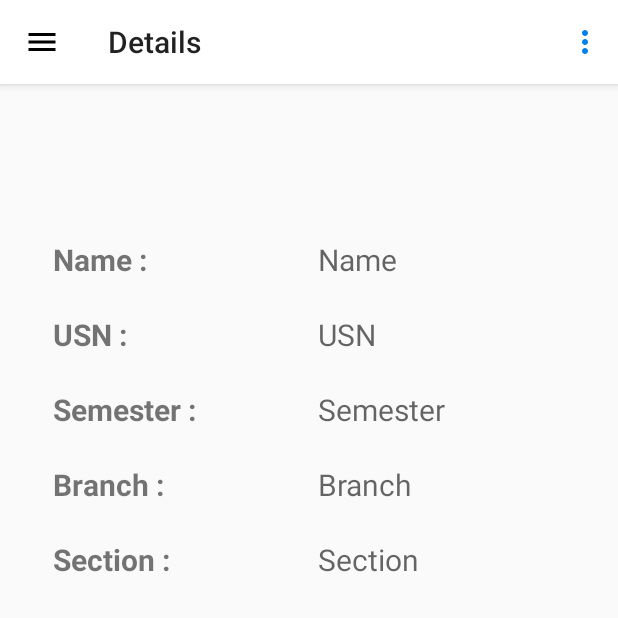
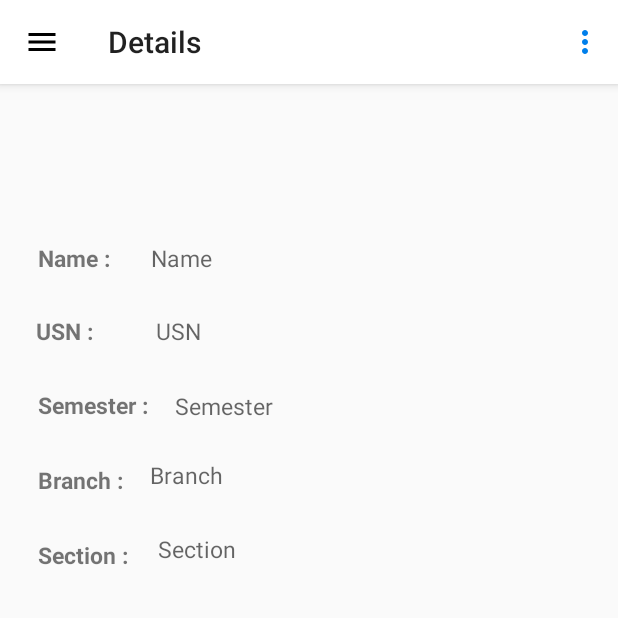
Before and after one commit to akashghanate/Campus-Notification, an Android app: the fragment details_student placed in its activity, on a phone screen of 412 x 824 dp, the top half of it. Run offline under Robolectric (Android 15) with nearby library versions, the phone set to English and light mode, and no system bars; 1 statement that could not run was skipped.

Commit message:
all UI part done

```diff
--- a/app/build.gradle
+++ b/app/build.gradle
@@ -29,5 +29,4 @@ dependencies {
     implementation 'com.android.support:design:28.0.0-rc01'
     implementation 'org.jetbrains:annotations-java5:15.0'
     implementation 'com.android.support:recyclerview-v7:28.0.0-rc01'
-    implementation 'com.google.firebase:firebase-messaging:17.0.0'
 }
--- a/app/src/main/res/layout/circular_single_cardview.xml
+++ b/app/src/main/res/layout/circular_single_cardview.xml
@@ -14,7 +14,7 @@
         app:layout_constraintEnd_toEndOf="parent"
         app:layout_constraintStart_toStartOf="parent"
         app:layout_constraintTop_toTopOf="parent"
-        android:background="#a9a9a9" />
+        android:background="@color/lightblue" />
 
     <ImageView
         android:id="@+id/imageView3"
--- a/app/src/main/res/layout/fragment_details_student.xml
+++ b/app/src/main/res/layout/fragment_details_student.xml
@@ -11,22 +11,24 @@
         android:layout_height="wrap_content"
         android:layout_alignParentStart="true"
         android:layout_alignParentTop="true"
-        android:layout_marginStart="35dp"
-        android:textStyle="bold"
-        android:textSize="20sp"
-        android:layout_marginTop="103dp"
-        android:text="Name : " />
+        android:layout_marginStart="25dp"
+        android:layout_marginTop="105dp"
+        android:text="Name : "
+        android:textSize="15sp"
+        android:textStyle="bold" />
 
     <TextView
         android:id="@+id/tvlabelusn"
         android:layout_width="wrap_content"
         android:layout_height="wrap_content"
+        android:layout_alignParentStart="true"
         android:layout_alignParentTop="true"
-        android:layout_marginTop="153dp"
+        android:layout_marginStart="24dp"
         android:layout_marginLeft="35dp"
-        android:textStyle="bold"
-        android:textSize="20sp"
-        android:text="USN : " />
+        android:layout_marginTop="154dp"
+        android:text="USN : "
+        android:textSize="15sp"
+        android:textStyle="bold" />
 
     <TextView
         android:id="@+id/tvlabelsemester"
@@ -36,7 +38,7 @@
         android:layout_alignParentTop="true"
         android:layout_marginTop="203dp"
         android:textStyle="bold"
-        android:textSize="20sp"
+        android:textSize="15sp"
         android:text="Semester : " />
 
     <TextView
@@ -47,7 +49,7 @@
         android:layout_alignParentTop="true"
         android:layout_marginTop="253dp"
         android:textStyle="bold"
-        android:textSize="20sp"
+        android:textSize="15sp"
         android:text="Branch : " />
 
 
@@ -59,21 +61,23 @@
         android:layout_alignParentTop="true"
         android:layout_marginTop="303dp"
         android:textStyle="bold"
-        android:textSize="20sp"
+        android:textSize="15sp"
         android:text="Section : " />
 
     <TextView
         android:id="@+id/etnamestudent"
-        android:layout_width="190dp"
+        android:layout_width="239dp"
         android:layout_height="wrap_content"
         android:layout_alignParentTop="true"
         android:layout_alignParentEnd="true"
-        android:layout_marginTop="103dp"
-        android:layout_marginEnd="10dp"
+        android:layout_marginStart="23dp"
+        android:layout_marginTop="105dp"
+        android:layout_marginEnd="61dp"
+        android:layout_toEndOf="@+id/tvlabelname"
         android:ems="10"
-        android:textSize="20sp"
+        android:hint="Name"
         android:inputType="textPersonName"
-        android:hint="Name" />
+        android:textSize="15sp" />
 
     <TextView
         android:id="@+id/etusnstudent"
@@ -81,39 +85,45 @@
         android:layout_height="40dp"
         android:layout_alignParentTop="true"
         android:layout_alignParentEnd="true"
-        android:textSize="20sp"
-        android:layout_marginTop="153dp"
-        android:layout_marginEnd="10dp"
+        android:layout_marginStart="38dp"
+        android:layout_marginTop="154dp"
+        android:layout_marginEnd="107dp"
+        android:layout_toEndOf="@+id/tvlabelusn"
         android:ems="10"
+        android:hint="USN"
         android:inputType="textPersonName"
-        android:hint="USN" />
+        android:textSize="15sp" />
 
     <TextView
         android:id="@+id/etsemstudent"
-        android:layout_width="190dp"
+        android:layout_width="231dp"
+        android:layout_height="37dp"
+        android:layout_alignParentTop="true"
+        android:layout_alignParentEnd="true"
+        android:layout_marginStart="14dp"
+        android:layout_marginTop="204dp"
+        android:layout_marginEnd="56dp"
+        android:layout_toEndOf="@+id/tvlabelsemester"
+        android:ems="10"
+        android:hint="Semester"
+        android:inputType="textPersonName"
+        android:scrollbars="horizontal"
+        android:textSize="15sp" />
+
+    <TextView
+        android:id="@+id/etbranchstudent"
+        android:layout_width="242dp"
         android:layout_height="40dp"
         android:layout_alignParentTop="true"
         android:layout_alignParentEnd="true"
-        android:layout_marginTop="203dp"
-        android:layout_marginEnd="10dp"
-        android:textSize="20sp"
+        android:layout_marginStart="14dp"
+        android:layout_marginTop="250dp"
+        android:layout_marginEnd="62dp"
+        android:layout_toEndOf="@+id/tvlabelbranch"
         android:ems="10"
-        android:scrollbars="horizontal"
+        android:hint="Branch"
         android:inputType="textPersonName"
-        android:hint="Semester" />
-
-    <TextView
-        android:id="@+id/etbranchstudent"
-        android:layout_width="190dp"
-        android:layout_height="40dp"
-        android:layout_alignParentTop="true"
-        android:layout_alignParentEnd="true"
-        android:layout_marginTop="253dp"
-        android:layout_marginEnd="10dp"
-        android:ems="10"
-        android:textSize="20sp"
-        android:inputType="textPersonName"
-        android:hint="Branch" />
+        android:textSize="15sp" />
 
     <TextView
         android:id="@+id/etsectionstudent"
@@ -121,12 +131,14 @@
         android:layout_height="40dp"
         android:layout_alignParentTop="true"
         android:layout_alignParentEnd="true"
-        android:layout_marginTop="303dp"
-        android:layout_marginEnd="10dp"
+        android:layout_marginStart="16dp"
+        android:layout_marginTop="299dp"
+        android:layout_marginEnd="105dp"
+        android:layout_toEndOf="@+id/tvlabelsection"
         android:ems="10"
-        android:textSize="20sp"
+        android:hint="Section"
         android:inputType="textPersonName"
-        android:hint="Section" />
+        android:textSize="15sp" />
 
 
 </RelativeLayout>
--- a/app/src/main/res/values/colors.xml
+++ b/app/src/main/res/values/colors.xml
@@ -5,4 +5,5 @@
     <color name="colorAccent">#FF4081</color>
     <color name="white">#ffffff</color>
     <color name="darkgray">#6c6c6c</color>
+    <color name="lightblue">#BCE0FD</color>
 </resources>
```
Also changed, not shown: app/src/main/res/layout/fragment_add_circular.xml (+9 -8 lines), app/src/main/res/layout/fragment_delete_circular.xml (+9 -6 lines), app/src/main/res/layout/fragment_quick_message.xml (+6 -5 lines), app/src/main/res/layout/fragment_student_database.xml (+6 -5 lines), app/src/main/res/layout/row_deletecircular.xml (+5 -3 lines), app/src/main/res/layout/row_studentslist.xml (+5 -3 lines), app/src/main/res/drawable-hdpi/dropdown.png (added), app/src/main/res/drawable-ldpi/dropdown.png (added), app/src/main/res/drawable-mdpi/dropdown.png (added), app/src/main/res/drawable-xhdpi/dropdown.png (added), app/src/main/res/drawable-xxhdpi/dropdown.png (added), app/src/main/res/drawable-xxxhdpi/dropdown.png (added), 1 other file.
